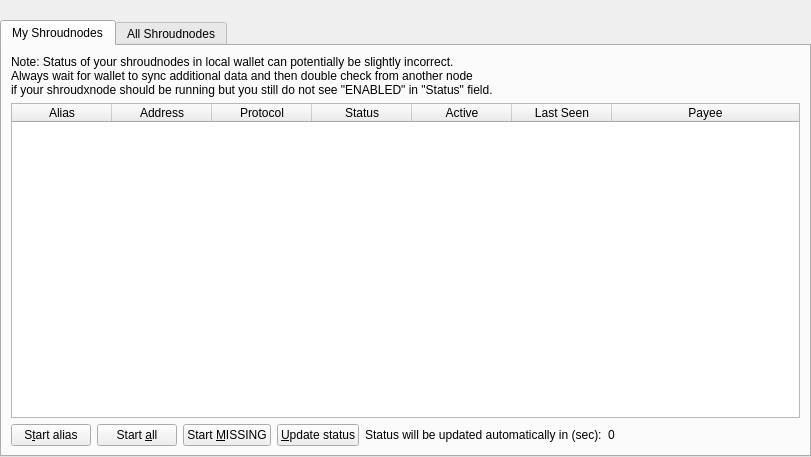
This is src/qt/forms/shroudnodelist.ui in ShroudProtocol/ShroudX as Qt 5 draws it before an edit. The edited form follows.
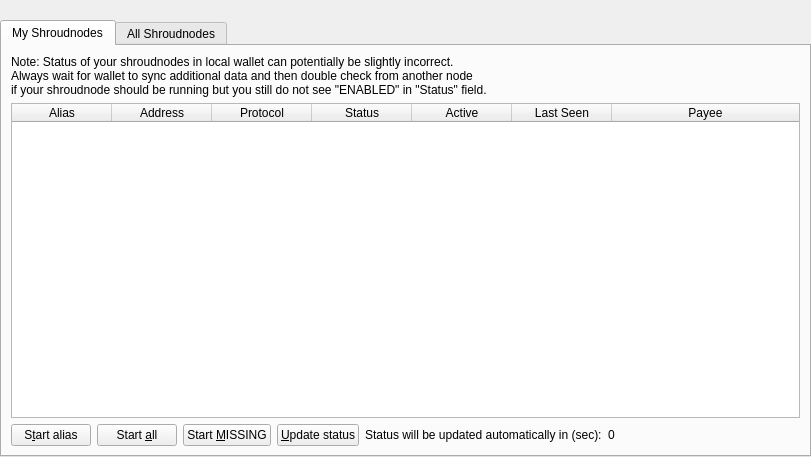
This is the edited form. The open tabs and pages were chosen to show the change.

Diff of the .ui file:
```diff
--- a/src/qt/forms/shroudnodelist.ui
+++ b/src/qt/forms/shroudnodelist.ui
@@ -67,7 +67,7 @@
              <item>
               <widget class="QLabel" name="updateNote">
                <property name="text">
-                <string>Note: Status of your shroudnodes in local wallet can potentially be slightly incorrect.&lt;br /&gt;Always wait for wallet to sync additional data and then double check from another node&lt;br /&gt;if your shroudxnode should be running but you still do not see &quot;ENABLED&quot; in &quot;Status&quot; field.</string>
+                <string>Note: Status of your shroudnodes in local wallet can potentially be slightly incorrect.&lt;br /&gt;Always wait for wallet to sync additional data and then double check from another node&lt;br /&gt;if your shroudnode should be running but you still do not see &quot;ENABLED&quot; in &quot;Status&quot; field.</string>
                </property>
               </widget>
              </item>
```
Left out of the diff: 2 changed lines with no effect on the pictures.
